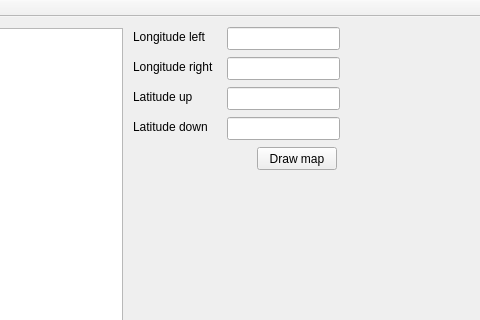
The window that gui_map_drawer.ui (pali08/zanikle_obce_cz) describes before a commit, drawn with Qt 5; both pictures show x 453 to 933 and y 0 to 320 of the 1059 by 911 pixel window.
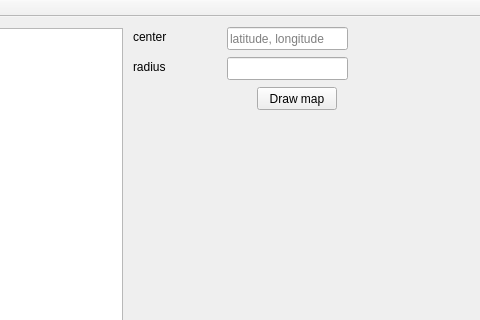
The same window after the commit.

What changed in the file:
```diff
--- a/gui_map_drawer.ui
+++ b/gui_map_drawer.ui
@@ -28,47 +28,24 @@
      <rect>
       <x>680</x>
       <y>10</y>
-      <width>113</width>
+      <width>121</width>
       <height>23</height>
      </rect>
     </property>
+    <property name="placeholderText">
+     <string>latitude, longitude</string>
+    </property>
    </widget>
    <widget class="QLineEdit" name="lineEdit_2">
     <property name="geometry">
      <rect>
       <x>680</x>
       <y>40</y>
-      <width>113</width>
+      <width>121</width>
       <height>23</height>
      </rect>
     </property>
    </widget>
-   <widget class="QLineEdit" name="lineEdit_3">
-    <property name="geometry">
-     <rect>
-      <x>680</x>
-      <y>70</y>
-      <width>113</width>
-      <height>23</height>
-     </rect>
-    </property>
-   </widget>
-   <widget class="QLineEdit" name="lineEdit_4">
-    <property name="geometry">
-     <rect>
-      <x>680</x>
-      <y>100</y>
-      <width>113</width>
-      <height>23</height>
-     </rect>
-    </property>
-    <property name="sizePolicy">
-     <sizepolicy hsizetype="Expanding" vsizetype="Expanding">
-      <horstretch>0</horstretch>
-      <verstretch>0</verstretch>
-     </sizepolicy>
-    </property>
-   </widget>
    <widget class="QLabel" name="label">
     <property name="geometry">
      <rect>
@@ -79,7 +56,7 @@
      </rect>
     </property>
     <property name="text">
-     <string>Longitude left</string>
+     <string>center</string>
     </property>
    </widget>
    <widget class="QLabel" name="label_2">
@@ -92,40 +69,14 @@
      </rect>
     </property>
     <property name="text">
-     <string>Longitude right</string>
-    </property>
-   </widget>
-   <widget class="QLabel" name="label_3">
-    <property name="geometry">
-     <rect>
-      <x>586</x>
-      <y>70</y>
-      <width>91</width>
-      <height>20</height>
-     </rect>
-    </property>
-    <property name="text">
-     <string>Latitude up</string>
-    </property>
-   </widget>
-   <widget class="QLabel" name="label_4">
-    <property name="geometry">
-     <rect>
-      <x>586</x>
-      <y>100</y>
-      <width>91</width>
-      <height>20</height>
-     </rect>
-    </property>
-    <property name="text">
-     <string>Latitude down</string>
+     <string>radius</string>
     </property>
    </widget>
    <widget class="QPushButton" name="pushButton">
     <property name="geometry">
      <rect>
       <x>710</x>
-      <y>130</y>
+      <y>70</y>
       <width>80</width>
       <height>23</height>
      </rect>
```
